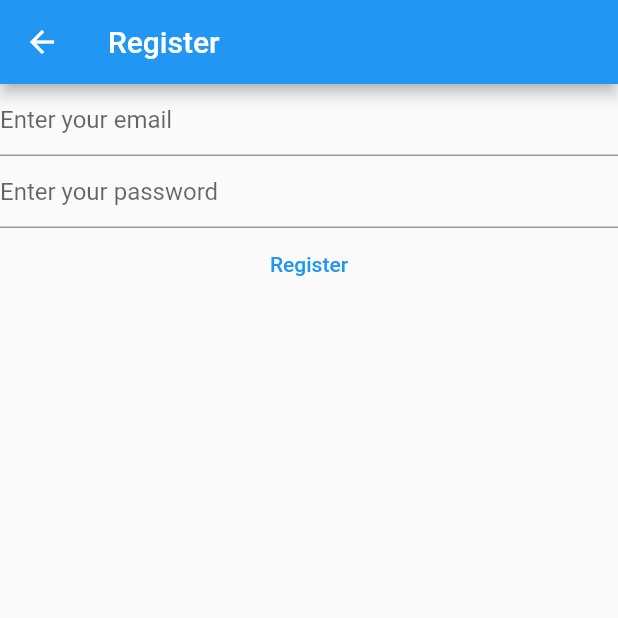
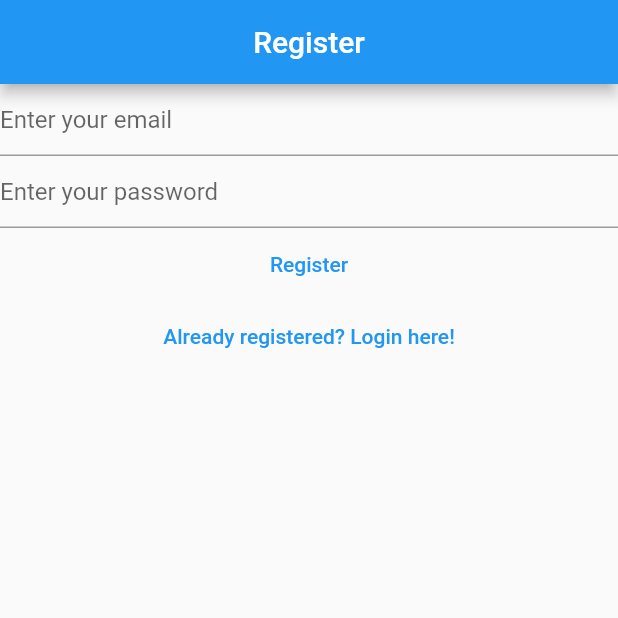
Before and after one commit to Papa97/mynotes, a Flutter app: the RegisterView screen opened directly, on a phone screen of 412 x 824 dp, the top half of it. Run offline on Flutter 3.47's test engine with Material 2 defaults, Android fonts, the phone set to English and light mode, and no system bars; our stand-ins replace firebase_auth, firebase_core; accounts and stored records are empty.

Commit message:
aggiunte viste e router

```diff
--- a/lib/view/register_view.dart
+++ b/lib/view/register_view.dart
@@ -1,7 +1,5 @@
 import 'package:firebase_auth/firebase_auth.dart';
-import 'package:firebase_core/firebase_core.dart';
 import 'package:flutter/material.dart';
-import 'package:mynotes/firebase_options.dart';
 
 class RegisterView extends StatefulWidget {
   const RegisterView({super.key});
@@ -33,33 +31,22 @@ class _RegisterViewState extends State<RegisterView> {
   @override
   Widget build(BuildContext context) {
     return Scaffold(
-      appBar: AppBar(
-        title: const Text('Register'),
-      ),
-      body: FutureBuilder(
-        future: Firebase.initializeApp(
-          options: DefaultFirebaseOptions.currentPlatform,
-        ),
-        builder: (context, snapshot) {
-          switch (snapshot.connectionState) {
-            case ConnectionState.done:
-              return Column(
+      appBar: AppBar(title: const Center(child: Text('Register'))),
+      body: Column(
         children: [
           TextField(
             controller: _email,
             enableSuggestions: false,
             autocorrect: false,
             keyboardType: TextInputType.emailAddress,
-                    decoration:
-                        const InputDecoration(hintText: 'Enter your email'),
+            decoration: const InputDecoration(hintText: 'Enter your email'),
           ),
           TextField(
             controller: _password,
             obscureText: true,
             enableSuggestions: false,
             autocorrect: false,
-                    decoration:
-                        const InputDecoration(hintText: 'Enter your password'),
+            decoration: const InputDecoration(hintText: 'Enter your password'),
           ),
           TextButton(
             onPressed: () async {
@@ -83,13 +70,13 @@ class _RegisterViewState extends State<RegisterView> {
             },
             child: const Text('Register'),
           ),
+          TextButton(
+              onPressed: () {
+                Navigator.of(context)
+                    .pushNamedAndRemoveUntil('/login/', (route) => false);
+              },
+              child: const Text('Already registered? Login here!'))
         ],
-              );
-
-            default:
-              return const Text('loading');
-          }
-        },
       ),
     );
   }
```
Also changed, not shown: lib/main.dart (+20 -14 lines), lib/view/login_view.dart (+10 -21 lines), lib/view/verify_email_vire.dart (added, +27 -0 lines). Lines whose indentation alone changed are shown as unchanged.
